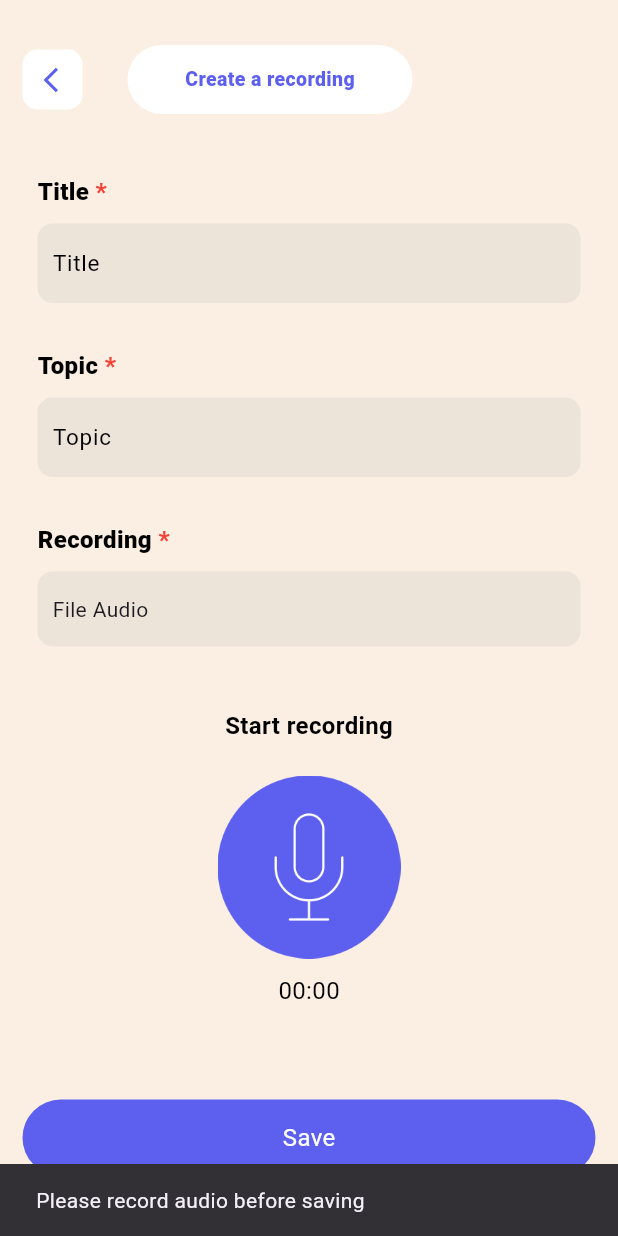
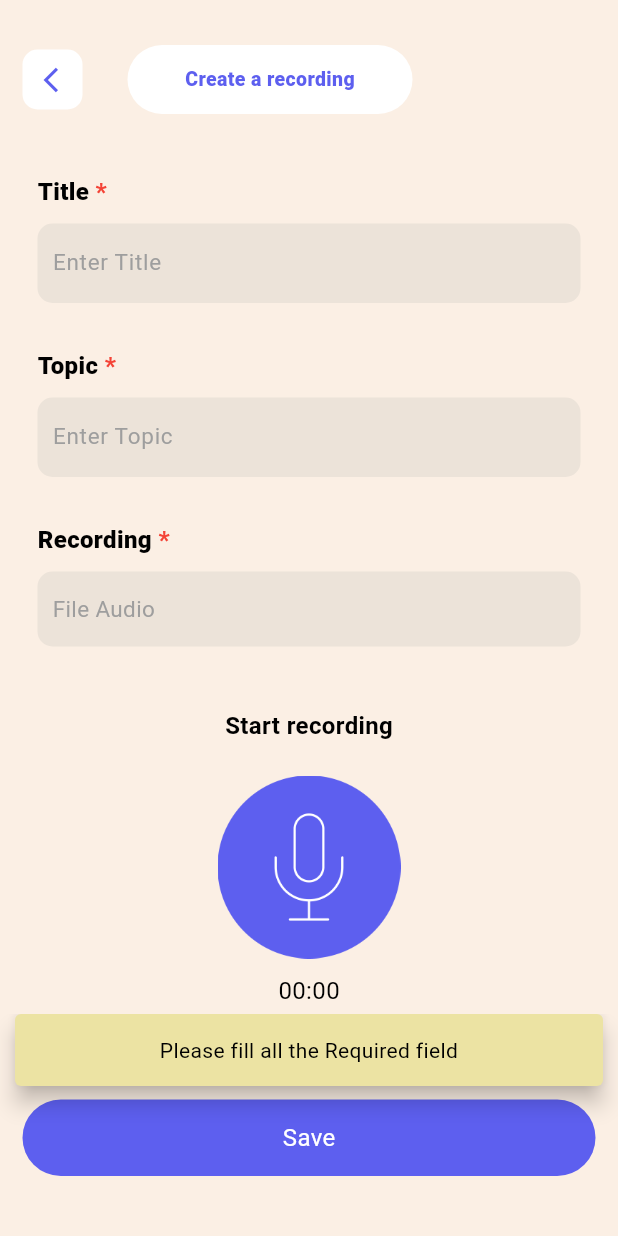
Before and after one commit to KeerthikaChokkalingam/Voide_Memos, a Flutter app: the CreateRecordingScreen screen opened directly, after a tap on "Save", on a phone screen of 412 x 824 dp. Run offline on Flutter 3.47's test engine with Material 3 defaults, Android fonts, the phone set to English and light mode, and no system bars; drawn by our look-alikes of flutter_bounceable; our stand-ins replace just_audio, permission_handler; missing offline and left inert: record; statements that could not run were skipped.

Commit message:
commit with record screen changes

```diff
--- a/sampleapp/lib/create_recording_screen.dart
+++ b/sampleapp/lib/create_recording_screen.dart
@@ -1,4 +1,5 @@
 import 'dart:async';
+import 'package:flutter/cupertino.dart';
 import 'package:flutter/material.dart';
 import 'package:flutter/services.dart';
 import 'package:flutter_bounceable/flutter_bounceable.dart';
@@ -16,6 +17,7 @@ State<CreateRecordingScreen> createState() => CreateRecordingScreenState();
 
 class CreateRecordingScreenState extends State<CreateRecordingScreen> {
 final FocusNode _titleFocusNode = FocusNode();
+final FocusNode _topicFocusNode = FocusNode();
 
 final recorder = Record();
 late AudioPlayer _audioPlayer;
@@ -24,15 +26,24 @@ var buttenTapped = false;
 String? recordedFilePath;
 Timer? _timer;
 int _elapsedSeconds = 0;
+int deniedCount = 0;
+final TextEditingController _firstController = TextEditingController();
+final TextEditingController _secondController = TextEditingController();
 
 @override
 void initState(){
   super.initState();
   _audioPlayer = AudioPlayer();
+  _firstController.text = "";
+  _secondController.text = "";
 }
 @override
 void dispose(){
   _audioPlayer.dispose();
+  _firstController.dispose();
+  _secondController.dispose();
+  _titleFocusNode.unfocus();
+  _topicFocusNode.unfocus();
   super.dispose();
 }
 
@@ -54,7 +65,7 @@ void dispose(){
                 ),
                 Padding(
                   padding: const EdgeInsets.only(top: 10.0, left: 10, right: 10),
-                  child: commonTextFieldWidget("Title"),
+                  child: commonTextFieldWidget("Enter Title",_firstController,_titleFocusNode),
                 ),
                 Padding(
                   padding: const EdgeInsets.only(top: 30.0, left: 10),
@@ -62,7 +73,7 @@ void dispose(){
                 ),
                 Padding(
                   padding: const EdgeInsets.only(top: 10.0, left: 10, right: 10),
-                  child: commonTextFieldWidget("Topic"),
+                  child: commonTextFieldWidget("Enter Topic",_secondController,_topicFocusNode),
                 ),
                 Padding(
                   padding: const EdgeInsets.only(top: 30.0, left: 10),
@@ -167,45 +178,31 @@ Widget commontitleTextWidget(String titleText, bool isRequired) {
   );
 }
 
-Widget commonTextFieldWidget(String placeholderText) {
+Widget commonTextFieldWidget(String placeholderText,TextEditingController controller,FocusNode _focusNode) {
   return Container(
     decoration: BoxDecoration(
       borderRadius: BorderRadius.circular(10),
       color: const Color(0xFFECE3D9),
     ),
-    child: TextFormField(
-      onTapOutside: (event) {
-        _titleFocusNode.unfocus();
-      },
-      // controller: _searchController,
-      focusNode: _titleFocusNode,
+    child:TextFormField(
+      controller: controller, // First TextField
+      focusNode: _focusNode,
       textAlignVertical: TextAlignVertical.center,
-      onChanged: (value) {
-        // _onSearchChanged();
-      },
-      textCapitalization:
-      TextCapitalization.sentences,
-      // inputFormatters: <TextInputFormatter>[
-      //   CustomInputFormatter()
-      // ],
-      inputFormatters: [FilteringTextInputFormatter.allow(RegExp("[A-Za-z0-9&@#+-. ]*")),],
-      cursorColor: Colors.white,
-      enableInteractiveSelection: true,
-      // enabled: ref
-      //     .watch(globalSearchUINotifier)
-      //     .isSearch,
+      inputFormatters: [
+        FilteringTextInputFormatter.allow(RegExp("[A-Za-z0-9&@#+-. ]*")),
+      ],
+      cursorColor: Colors.black,
       style: const TextStyle(
-        color: Colors.white,
+        color: Colors.black,
         fontSize: 15,
         decoration: TextDecoration.none,
       ),
       decoration: InputDecoration(
         border: InputBorder.none,
         hintText: placeholderText,
-        hintStyle:const TextStyle(
-          color:  Colors.black,
+        hintStyle: const TextStyle(
+          color: Colors.grey,
           fontSize: 15,
-            height: 1,
           fontWeight: FontWeight.normal,
         ),
         contentPadding: const EdgeInsets.symmetric(vertical: 15, horizontal: 10),
@@ -221,23 +218,26 @@ Widget recorderField() {
       color: const Color(0xFFECE3D9),
     ),
     child: Padding(
-      padding: EdgeInsets.only(left: 10.0,right: 10),
+      padding: const EdgeInsets.only(left: 10.0,right: 10),
       child: Row(
         crossAxisAlignment: CrossAxisAlignment.center,
         mainAxisAlignment: MainAxisAlignment.spaceBetween,
         children: [
-          const Text("File Audio"),
+           Text((recordedFilePath != null && _firstController.text.isNotEmpty) ? "${_firstController.text} Audio File" :"File Audio",style: const TextStyle(
+            color: Colors.grey,
+            fontSize: 15,
+            fontWeight: FontWeight.normal,
+          ),),
       Row(
         children: [
           Bounceable(
             onTap: () async {
               if (recordedFilePath != null) {
                 final player = AudioPlayer();
+                final processingState = _audioPlayer.processingState;
+                print("processingState $processingState");
                 await player.setFilePath(recordedFilePath!);
                 player.play();
-                // await _audioPlayer.setFilePath(recordedFilePath!);
-                // _audioPlayer.play();
-                print("Playing recording");
               }
             },
             child: Visibility(
@@ -279,6 +279,7 @@ Widget startRecording() {
         padding: const EdgeInsets.only(top: 25.0),
         child: Bounceable(
           onTap: () {
+            if (deniedCount == 0){
               if (buttenTapped) {
                 _stopRecording();
               } else {
@@ -287,6 +288,9 @@ Widget startRecording() {
               setState(() {
                 buttenTapped = !buttenTapped;
               });
+            } else {
+              _requestMicrophonePermission();
+            }
           },
           child: Image.asset(
             'assets/images/record-button.png',
@@ -311,11 +315,40 @@ child: Text(
 Future<void> _requestMicrophonePermission() async {
   final PermissionStatus status = await Permission.microphone.request();
   if (status == PermissionStatus.granted) {
+    deniedCount = 0;
     _startRecording();
     // Permission granted, proceed with recording
   } else {
-    // Permission denied, handle accordingly (e.g., show a message to the user)
+    deniedCount++;
+    if (deniedCount > 2) {
+      deniedCount = 2;
     }
+    if (deniedCount == 2) {
+      showSettingsDialog(context);
+    }
+  }
+}
+void showSettingsDialog(BuildContext context) {
+  showDialog(
+    context: context,
+    builder: (context) => AlertDialog(
+      title: const Text("Permission Required"),
+      content: const Text("Please enable microphone permission from settings."),
+      actions: [
+        TextButton(
+          onPressed: () => Navigator.pop(context), // Close dialog
+          child: const Text("Cancel"),
+        ),
+        TextButton(
+          onPressed: () {
+            openAppSettings(); // Open device settings
+            Navigator.pop(context);
+          },
+          child: const Text("Open Settings"),
+        ),
+      ],
+    ),
+  );
 }
 Future<void> _startRecording() async {
   try {
@@ -323,7 +356,6 @@ Future<void> _startRecording() async {
       // Get the directory to save file
       final directory = await getApplicationDocumentsDirectory();
       final filePath = '${directory.path}/myFile_${DateTime.now().millisecondsSinceEpoch}.m4a';
-      print("Recording started. File path: $filePath");
 
       await recorder.start(
         path: filePath,
@@ -338,10 +370,24 @@ Future<void> _startRecording() async {
       });
     } else {
       // Handle permission denied
-      print("Recording permission denied.");
+      ScaffoldMessenger.of(context).showSnackBar(
+        const SnackBar(content: Text("Recording permission denied.",style: TextStyle(color: Colors.black,),textAlign: TextAlign.center,),
+          backgroundColor: Color(0xFFECE3A3),
+          behavior: SnackBarBehavior.floating,
+          margin: EdgeInsets.only(bottom: 100,left: 10,right: 10),
+
+        ),
+      );
     }
   } catch (e) {
-    print("Start recording error: $e");
+    ScaffoldMessenger.of(context).showSnackBar(
+      const SnackBar(content: Text("Start recording error",style: TextStyle(color: Colors.black,),textAlign: TextAlign.center,),
+        backgroundColor: Color(0xFFECE3A3),
+        behavior: SnackBarBehavior.floating,
+        margin: EdgeInsets.only(bottom: 100,left: 10,right: 10),
+
+      ),
+    );
   }
 }
 
@@ -349,7 +395,6 @@ Future<void> _stopRecording() async {
   try {
       final path = await recorder.stop();
       if (path != null) {
-        print("Recording saved at: $path");
         _timer?.cancel();
         setState(() {
           recordedFilePath = path;
@@ -357,10 +402,24 @@ Future<void> _stopRecording() async {
         });
 
     } else {
-      print("Recording failed to save.");
+        ScaffoldMessenger.of(context).showSnackBar(
+          const SnackBar(content: Text("Recording failed to save. ",style: TextStyle(color: Colors.black,),textAlign: TextAlign.center,),
+            backgroundColor: Color(0xFFECE3A3),
+            behavior: SnackBarBehavior.floating,
+            margin: EdgeInsets.only(bottom: 100,left: 10,right: 10),
+
+          ),
+        );
     }
   } catch (e) {
-    print("Stop recording error: $e");
+    ScaffoldMessenger.of(context).showSnackBar(
+      const SnackBar(content: Text("Stop recording error ",style: TextStyle(color: Colors.black,),textAlign: TextAlign.center,),
+        backgroundColor: Color(0xFFECE3A3),
+        behavior: SnackBarBehavior.floating,
+        margin: EdgeInsets.only(bottom: 100,left: 10,right: 10),
+
+      ),
+    );
   }
 }
 
@@ -369,12 +428,16 @@ Future<void> _stopRecording() async {
 Widget saveButton(){
     return Bounceable(
       onTap: () {
-        if (recordedFilePath != null) {
-          print("Recording saved at: $recordedFilePath");
+        if (recordedFilePath != null && _firstController.text != "" && _secondController.text != "") {
           // You can navigate or store file
         } else {
           ScaffoldMessenger.of(context).showSnackBar(
-            SnackBar(content: Text("Please record audio before saving")),
+            const SnackBar(content: Text("Please fill all the Required field",style: TextStyle(color: Colors.black,),textAlign: TextAlign.center,),
+              backgroundColor: Color(0xFFECE3A3),
+              behavior: SnackBarBehavior.floating,
+              margin: EdgeInsets.only(bottom: 100,left: 10,right: 10),
+
+            ),
           );
         }
       },
```
Lines whose indentation alone changed are shown as unchanged.
